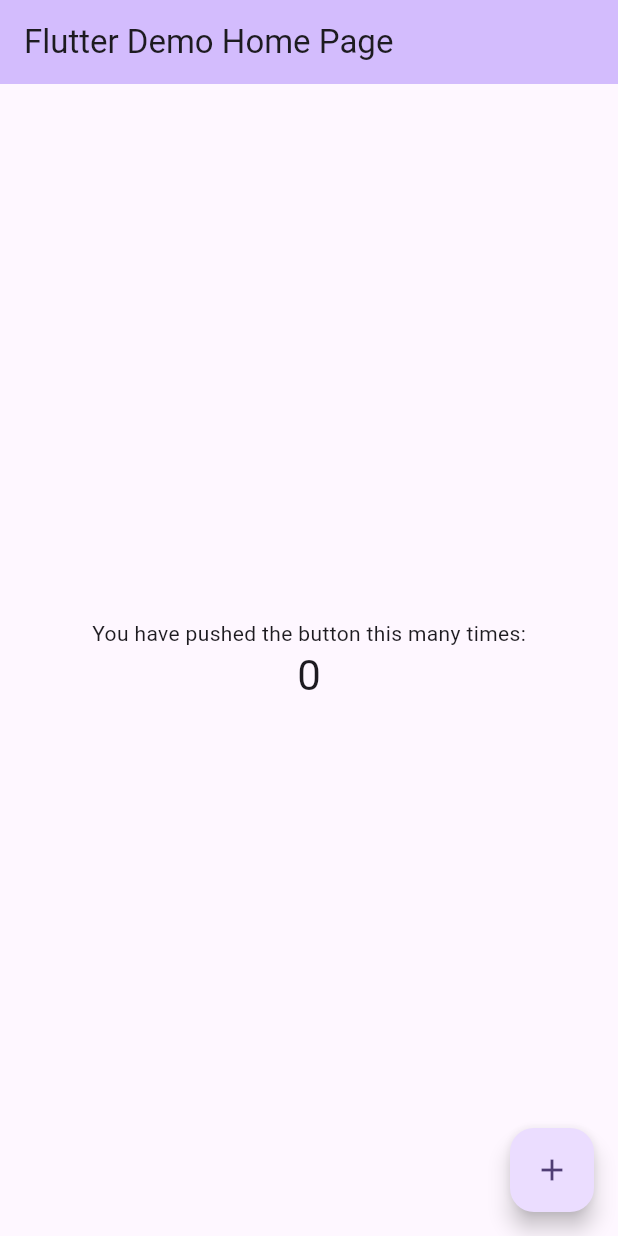
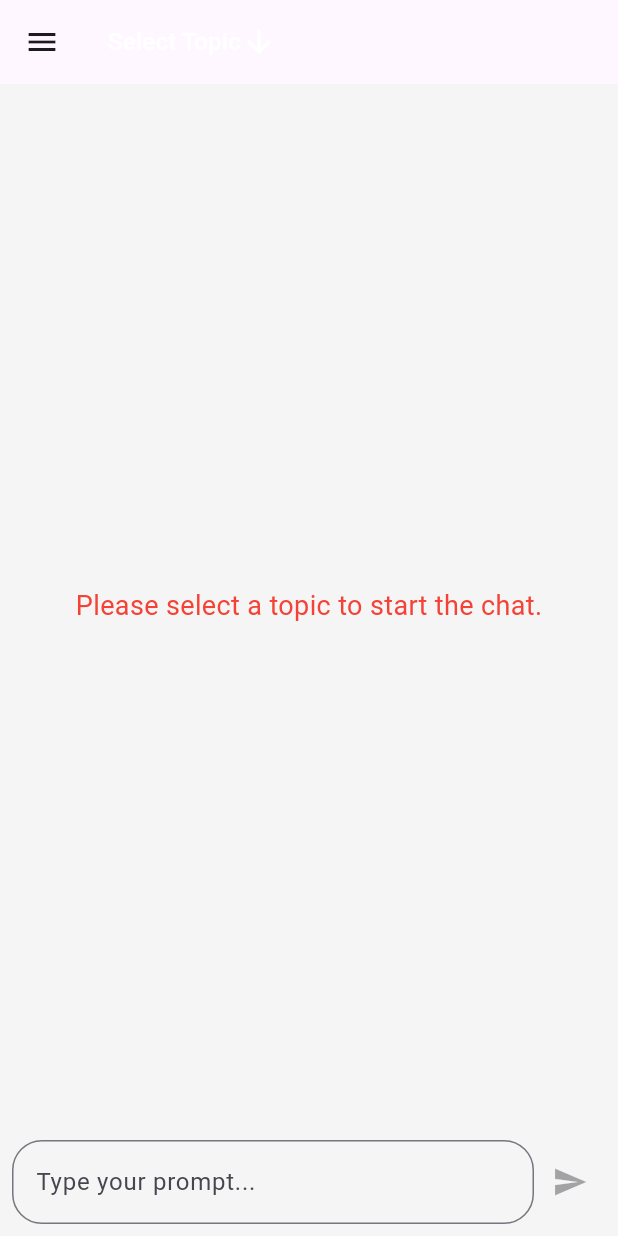
Before and after one commit to AbdulMughni23/AI-Self-Study, a Flutter app: the screen it shows after launch, on a phone screen of 412 x 824 dp. Run offline on Flutter 3.47's test engine with Material 3 defaults, Android fonts, the phone set to English and light mode, and no system bars; our stand-ins replace flutter_html, flutter_spinkit, shared_preferences.

Commit message:
basic UI and flask implementation

```diff
--- /dev/null
+++ b/UI/ai_learner/lib/api_service.dart
@@ -0,0 +1,32 @@
+import 'dart:convert';
+import 'package:http/http.dart' as http;
+
+class ApiService {
+  final String baseUrl = 'http://localhost:5000';
+
+  Future<String> getTopicResponse(String topic) async {
+    final response = await http.post(
+      Uri.parse('$baseUrl/get_topic_response'),
+      headers: {'Content-Type': 'application/json'},
+      body: jsonEncode({'topic': topic}),
+    );
+    if (response.statusCode == 200) {
+      return jsonDecode(response.body)['response'];
+    } else {
+      throw Exception('Failed to get topic response: ${response.body}');
+    }
+  }
+
+  Future<String> getAiResponse(String prompt, String topic) async {
+    final response = await http.post(
+      Uri.parse('$baseUrl/get_ai_response'),
+      headers: {'Content-Type': 'application/json'},
+      body: jsonEncode({'prompt': prompt, 'topic': topic}),
+    );
+    if (response.statusCode == 200) {
+      return jsonDecode(response.body)['response'];
+    } else {
+      throw Exception('Failed to get AI response: ${response.body}');
+    }
+  }
+}
--- a/UI/ai_learner/lib/main.dart
+++ b/UI/ai_learner/lib/main.dart
@@ -1,122 +1,282 @@
 import 'package:flutter/material.dart';
+import 'package:flutter_html/flutter_html.dart';
+import 'package:flutter_spinkit/flutter_spinkit.dart';
+import 'package:shared_preferences/shared_preferences.dart';
+import 'dart:convert';
+import 'api_service.dart';
+import 'models.dart';
+import 'chat_messages.dart';
 
 void main() {
-  runApp(const MyApp());
+  runApp(RAGLearningApp());
 }
 
-class MyApp extends StatelessWidget {
-  const MyApp({super.key});
+class RAGLearningApp extends StatelessWidget {
+  const RAGLearningApp({super.key});
 
-  // This widget is the root of your application.
   @override
   Widget build(BuildContext context) {
     return MaterialApp(
-      title: 'Flutter Demo',
+      title: 'RAG Learning System',
       theme: ThemeData(
-        // This is the theme of your application.
-        //
-        // TRY THIS: Try running your application with "flutter run". You'll see
-        // the application has a purple toolbar. Then, without quitting the app,
-        // try changing the seedColor in the colorScheme below to Colors.green
-        // and then invoke "hot reload" (save your changes or press the "hot
-        // reload" button in a Flutter-supported IDE, or press "r" if you used
-        // the command line to start the app).
-        //
-        // Notice that the counter didn't reset back to zero; the application
-        // state is not lost during the reload. To reset the state, use hot
-        // restart instead.
-        //
-        // This works for code too, not just values: Most code changes can be
-        // tested with just a hot reload.
-        colorScheme: ColorScheme.fromSeed(seedColor: Colors.deepPurple),
+        primarySwatch: Colors.blue,
+        scaffoldBackgroundColor: Colors.grey[100],
+        fontFamily: 'Roboto',
       ),
-      home: const MyHomePage(title: 'Flutter Demo Home Page'),
+      home: ChatScreen(),
     );
   }
 }
 
-class MyHomePage extends StatefulWidget {
-  const MyHomePage({super.key, required this.title});
-
-  // This widget is the home page of your application. It is stateful, meaning
-  // that it has a State object (defined below) that contains fields that affect
-  // how it looks.
-
-  // This class is the configuration for the state. It holds the values (in this
-  // case the title) provided by the parent (in this case the App widget) and
-  // used by the build method of the State. Fields in a Widget subclass are
-  // always marked "final".
-
-  final String title;
+class ChatScreen extends StatefulWidget {
+  const ChatScreen({super.key});
 
   @override
-  State<MyHomePage> createState() => _MyHomePageState();
+  _ChatScreenState createState() => _ChatScreenState();
 }
 
-class _MyHomePageState extends State<MyHomePage> {
-  int _counter = 0;
+class _ChatScreenState extends State<ChatScreen> {
+  final ApiService _apiService = ApiService();
+  final TextEditingController _controller = TextEditingController();
+  final ScrollController _scrollController = ScrollController();
+  List<ChatMessage> _messages = [];
+  List<ChatHistory> _chatHistories = [];
+  String? _selectedTopic;
+  bool _isLoading = false;
+  String? _errorMessage;
+  String? _currentChatId;
 
-  void _incrementCounter() {
+  final List<String> _topics = [
+    'Motion',
+    'Energy',
+    'Momentum',
+  ]; // Hardcoded topics
+
+  @override
+  void initState() {
+    super.initState();
+    _loadChatHistories();
+  }
+
+  Future<void> _loadChatHistories() async {
+    final prefs = await SharedPreferences.getInstance();
+    final historiesJson = prefs.getString('chat_histories');
+    if (historiesJson != null) {
+      final List<dynamic> decoded = jsonDecode(historiesJson);
+      setState(() {
+        _chatHistories = decoded
+            .map((json) => ChatHistory.fromJson(json))
+            .toList();
+      });
+    }
+  }
+
+  Future<void> _saveChatHistories() async {
+    final prefs = await SharedPreferences.getInstance();
+    final historiesJson = jsonEncode(
+      _chatHistories.map((h) => h.toJson()).toList(),
+    );
+    await prefs.setString('chat_histories', historiesJson);
+  }
+
+  void _startNewChat(String topic) {
+    final newChat = ChatHistory(
+      id: DateTime.now().millisecondsSinceEpoch.toString(),
+      topic: topic,
+      messages: [],
+      timestamp: DateTime.now(),
+    );
     setState(() {
-      // This call to setState tells the Flutter framework that something has
-      // changed in this State, which causes it to rerun the build method below
-      // so that the display can reflect the updated values. If we changed
-      // _counter without calling setState(), then the build method would not be
-      // called again, and so nothing would appear to happen.
-      _counter++;
+      _chatHistories.add(newChat);
+      _currentChatId = newChat.id;
+      _messages = [];
+      _selectedTopic = topic;
+      _errorMessage = null;
+    });
+    _saveChatHistories();
+    _getInitialResponse(topic);
+  }
+
+  void _loadChat(String chatId) {
+    final chat = _chatHistories.firstWhere((h) => h.id == chatId);
+    setState(() {
+      _currentChatId = chatId;
+      _messages = chat.messages;
+      _selectedTopic = chat.topic;
+      _errorMessage = null;
+    });
+    _scrollToBottom();
+  }
+
+  Future<void> _getInitialResponse(String topic) async {
+    setState(() {
+      _isLoading = true;
+      _errorMessage = null;
+    });
+    try {
+      final response = await _apiService.getTopicResponse(topic);
+      _addMessage(ChatMessage(content: response, isUser: false));
+    } catch (e) {
+      setState(() {
+        _errorMessage = 'Failed to connect to backend: $e';
+      });
+    } finally {
+      setState(() {
+        _isLoading = false;
+      });
+      _scrollToBottom();
+    }
+  }
+
+  Future<void> _sendMessage() async {
+    if (_controller.text.isEmpty || _selectedTopic == null) return;
+
+    final userMessage = _controller.text;
+    _addMessage(ChatMessage(content: userMessage, isUser: true));
+    _controller.clear();
+
+    setState(() {
+      _isLoading = true;
+      _errorMessage = null;
+    });
+
+    try {
+      final response = await _apiService.getAiResponse(
+        userMessage,
+        _selectedTopic!,
+      );
+      _addMessage(ChatMessage(content: response, isUser: false));
+    } catch (e) {
+      setState(() {
+        _errorMessage = 'Failed to connect to backend: $e';
+      });
+    } finally {
+      setState(() {
+        _isLoading = false;
+      });
+      _scrollToBottom();
+    }
+  }
+
+  void _addMessage(ChatMessage message) {
+    setState(() {
+      _messages.add(message);
+      if (_currentChatId != null) {
+        final chatIndex = _chatHistories.indexWhere(
+          (h) => h.id == _currentChatId,
+        );
+        if (chatIndex != -1) {
+          _chatHistories[chatIndex].messages = List.from(_messages);
+        }
+      }
+    });
+    _saveChatHistories();
+  }
+
+  void _scrollToBottom() {
+    WidgetsBinding.instance.addPostFrameCallback((_) {
+      _scrollController.animateTo(
+        _scrollController.position.maxScrollExtent,
+        duration: Duration(milliseconds: 300),
+        curve: Curves.easeOut,
+      );
     });
   }
 
   @override
   Widget build(BuildContext context) {
-    // This method is rerun every time setState is called, for instance as done
-    // by the _incrementCounter method above.
-    //
-    // The Flutter framework has been optimized to make rerunning build methods
-    // fast, so that you can just rebuild anything that needs updating rather
-    // than having to individually change instances of widgets.
     return Scaffold(
       appBar: AppBar(
-        // TRY THIS: Try changing the color here to a specific color (to
-        // Colors.amber, perhaps?) and trigger a hot reload to see the AppBar
-        // change color while the other colors stay the same.
-        backgroundColor: Theme.of(context).colorScheme.inversePrimary,
-        // Here we take the value from the MyHomePage object that was created by
-        // the App.build method, and use it to set our appbar title.
-        title: Text(widget.title),
+        title: DropdownButton<String>(
+          hint: Text('Select Topic', style: TextStyle(color: Colors.white)),
+          value: _selectedTopic,
+          icon: Icon(Icons.arrow_downward, color: Colors.white),
+          underline: SizedBox(),
+          items: _topics.map((String topic) {
+            return DropdownMenuItem<String>(value: topic, child: Text(topic));
+          }).toList(),
+          onChanged: (String? newTopic) {
+            if (newTopic != null) {
+              _startNewChat(newTopic);
+            }
+          },
+        ),
       ),
-      body: Center(
-        // Center is a layout widget. It takes a single child and positions it
-        // in the middle of the parent.
-        child: Column(
-          // Column is also a layout widget. It takes a list of children and
-          // arranges them vertically. By default, it sizes itself to fit its
-          // children horizontally, and tries to be as tall as its parent.
-          //
-          // Column has various properties to control how it sizes itself and
-          // how it positions its children. Here we use mainAxisAlignment to
-          // center the children vertically; the main axis here is the vertical
-          // axis because Columns are vertical (the cross axis would be
-          // horizontal).
-          //
-          // TRY THIS: Invoke "debug painting" (choose the "Toggle Debug Paint"
-          // action in the IDE, or press "p" in the console), to see the
-          // wireframe for each widget.
-          mainAxisAlignment: MainAxisAlignment.center,
-          children: <Widget>[
-            const Text('You have pushed the button this many times:'),
-            Text(
-              '$_counter',
-              style: Theme.of(context).textTheme.headlineMedium,
+      drawer: Drawer(
+        child: ListView(
+          children: [
+            DrawerHeader(
+              decoration: BoxDecoration(color: Colors.blue),
+              child: Text('Chat History'),
+            ),
+            ..._chatHistories.map(
+              (chat) => ListTile(
+                title: Text(
+                  '${chat.topic} - ${chat.timestamp.toString().substring(0, 10)}',
+                ),
+                onTap: () {
+                  _loadChat(chat.id);
+                  Navigator.pop(context);
+                },
+              ),
             ),
           ],
         ),
       ),
-      floatingActionButton: FloatingActionButton(
-        onPressed: _incrementCounter,
-        tooltip: 'Increment',
-        child: const Icon(Icons.add),
-      ), // This trailing comma makes auto-formatting nicer for build methods.
+      body: Column(
+        children: [
+          Expanded(
+            child: _selectedTopic == null
+                ? Center(
+                    child: Text(
+                      'Please select a topic to start the chat.',
+                      style: TextStyle(fontSize: 18, color: Colors.red),
+                    ),
+                  )
+                : ListView.builder(
+                    controller: _scrollController,
+                    padding: EdgeInsets.all(8.0),
+                    itemCount: _messages.length,
+                    itemBuilder: (context, index) {
+                      return ChatMessageWidget(message: _messages[index]);
+                    },
+                  ),
+          ),
+          if (_errorMessage != null)
+            Padding(
+              padding: EdgeInsets.all(8.0),
+              child: Text(_errorMessage!, style: TextStyle(color: Colors.red)),
+            ),
+          if (_isLoading)
+            Padding(
+              padding: EdgeInsets.all(8.0),
+              child: SpinKitCircle(color: Colors.blue),
+            ),
+          Padding(
+            padding: EdgeInsets.all(8.0),
+            child: Row(
+              children: [
+                Expanded(
+                  child: TextField(
+                    controller: _controller,
+                    decoration: InputDecoration(
+                      hintText: 'Type your prompt...',
+                      border: OutlineInputBorder(
+                        borderRadius: BorderRadius.circular(20),
+                      ),
+                    ),
+                    onSubmitted: (_) => _sendMessage(),
+                  ),
+                ),
+                IconButton(
+                  icon: Icon(Icons.send),
+                  onPressed: _selectedTopic != null ? _sendMessage : null,
+                ),
+              ],
+            ),
+          ),
+        ],
+      ),
     );
   }
 }
--- /dev/null
+++ b/UI/ai_learner/lib/models.dart
@@ -0,0 +1,48 @@
+class ChatMessage {
+  final String content;
+  final bool isUser;
+
+  ChatMessage({required this.content, required this.isUser});
+
+  Map<String, dynamic> toJson() {
+    return {'content': content, 'isUser': isUser};
+  }
+
+  factory ChatMessage.fromJson(Map<String, dynamic> json) {
+    return ChatMessage(content: json['content'], isUser: json['isUser']);
+  }
+}
+
+class ChatHistory {
+  final String id;
+  final String topic;
+  List<ChatMessage> messages;
+  final DateTime timestamp;
+
+  ChatHistory({
+    required this.id,
+    required this.topic,
+    required this.messages,
+    required this.timestamp,
+  });
+
+  Map<String, dynamic> toJson() {
+    return {
+      'id': id,
+      'topic': topic,
+      'messages': messages.map((m) => m.toJson()).toList(),
+      'timestamp': timestamp.toIso8601String(),
+    };
+  }
+
+  factory ChatHistory.fromJson(Map<String, dynamic> json) {
+    return ChatHistory(
+      id: json['id'],
+      topic: json['topic'],
+      messages: (json['messages'] as List)
+          .map((m) => ChatMessage.fromJson(m))
+          .toList(),
+      timestamp: DateTime.parse(json['timestamp']),
+    );
+  }
+}
```
Also changed, not shown: UI/ai_learner/lib/chat_messages.dart (+31 -0 lines), UI/ai_learner/lib/api_services.dart (deleted), 5 other files.
